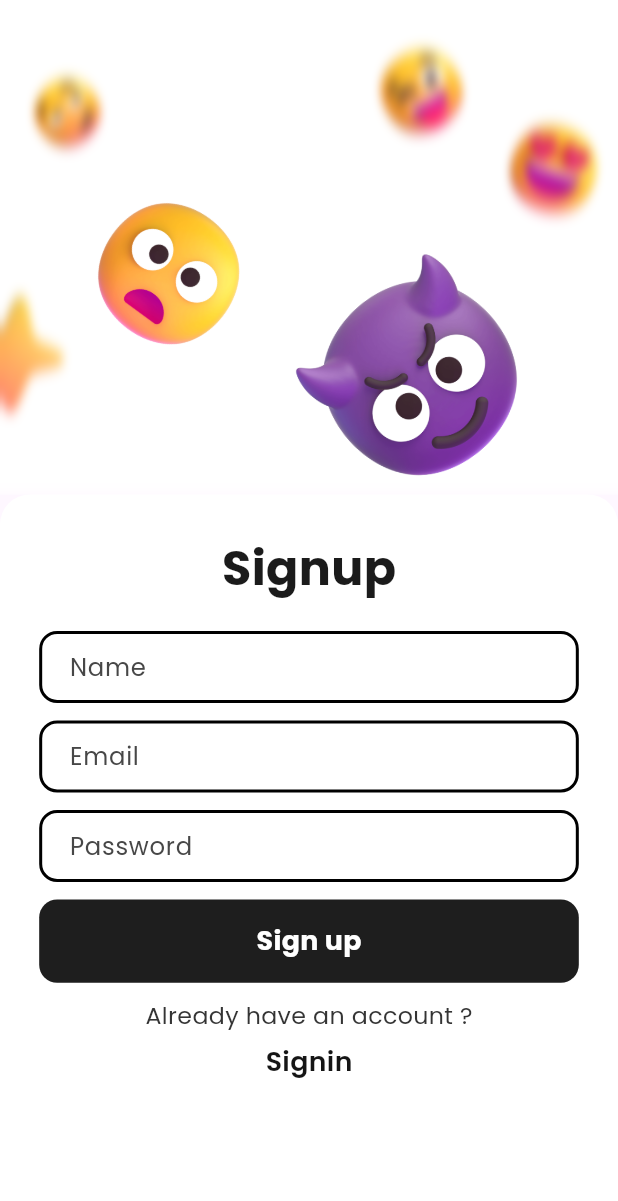
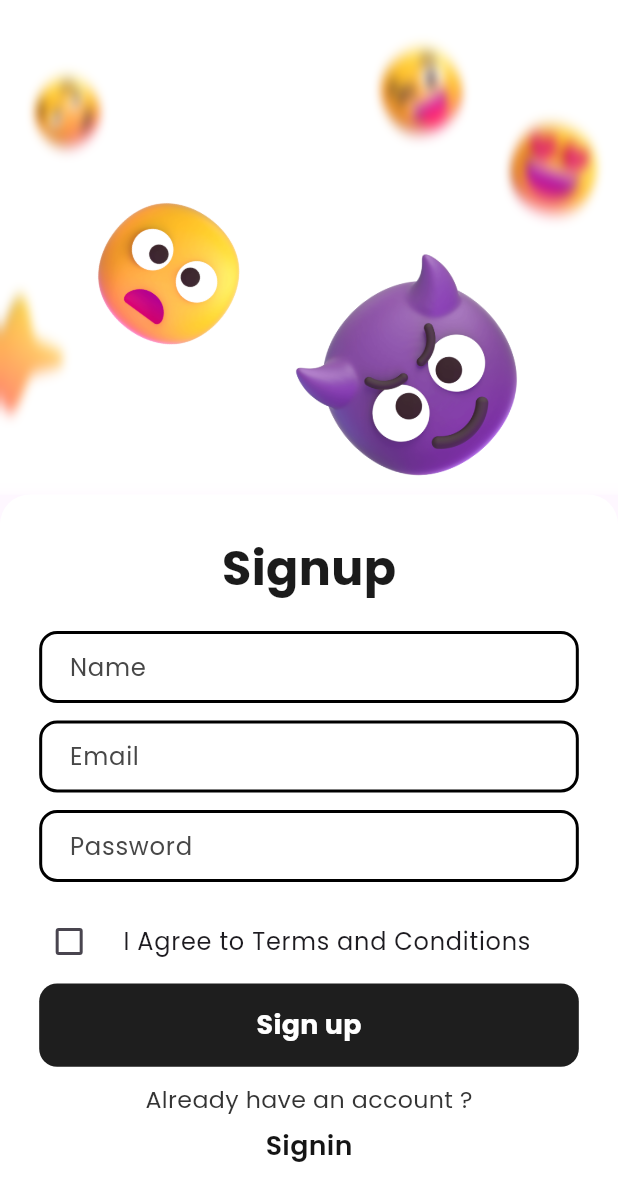
Before and after one commit to ganeshgovala/Bunkit, a Flutter app: the RegisterPage screen opened directly, on a phone screen of 412 x 824 dp. Shown: the top 1201 px of the screen. Run offline on Flutter 3.47's test engine with Material 3 defaults, Android fonts, the light colour scheme and no system bars; our stand-ins replace bloc, cloud_firestore, firebase_auth, firebase_core, flashy_tab_bar2, flutter_advanced_switch and 4 more; missing offline and left inert: workmanager; accounts and stored records are empty.

Commit message:
added checkbox to signup page

```diff
--- a/lib/pages/register_page.dart
+++ b/lib/pages/register_page.dart
@@ -23,7 +23,7 @@
 }
 
 class _RegisterPageState extends State<RegisterPage> {
-
+  bool isChecked=false;
   Future<void> addDataToLS(String reg_no, String password, String name) async {
     final prefs = await SharedPreferences.getInstance();
     await prefs.setString("reg_no", reg_no);
@@ -146,6 +146,24 @@
                     obsecureText: true,
                     controller: widget._passwordController),
                 SizedBox(height: MediaQuery.of(context).size.width * 0.0283),
+                Align(
+                  alignment: Alignment.centerLeft,
+                  child: CheckboxListTile(
+                    contentPadding: EdgeInsets.all(0),
+                    title: Text('I Agree to Terms and Conditions',
+                                style: GoogleFonts.poppins()),
+                    value: isChecked,
+                    onChanged: (bool? value) {
+                       setState(() {
+                          isChecked = value ?? false;
+                       });
+                    },
+                    activeColor: Colors.black,
+                     checkColor: Colors.white,
+                    controlAffinity: ListTileControlAffinity.leading,
+                  ),
+                ),
+
                 GestureDetector(
                   onTap: () {
                     if (widget._emailController.text == "" &&
```
Also changed, not shown: lib/main.dart (+7 -5 lines), pubspec.lock.
